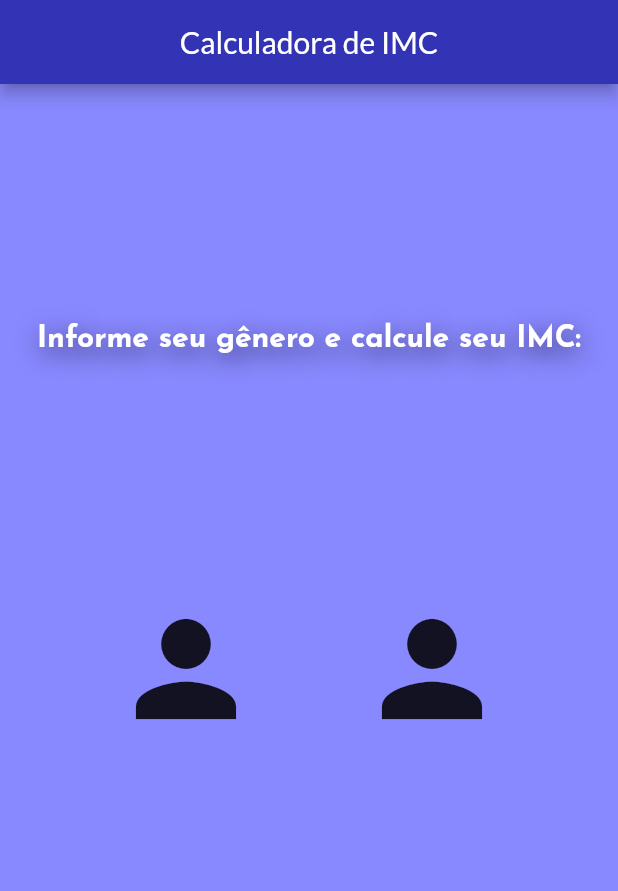
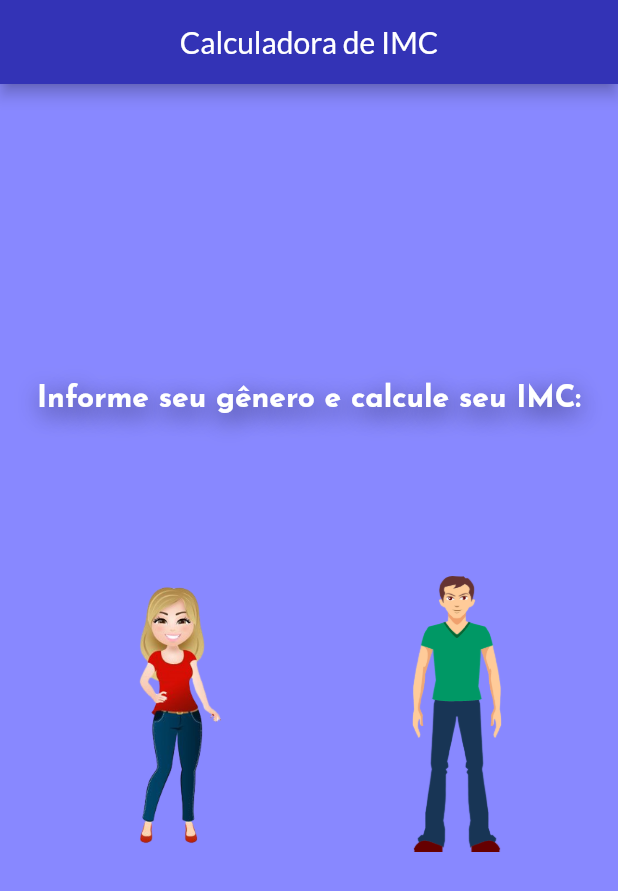
Before and after one commit to MarcusVNT/bmi, a Flutter app: the screen it shows after launch, on a phone screen of 412 x 824 dp. Shown: the top 891 px of the screen. Run offline on Flutter 3.47's test engine with Material 2 defaults, Android fonts, the phone set to English and light mode, and no system bars; our stand-ins replace google_fonts.

Commit message:
Enter Page Finished

```diff
--- a/lib/pages/enter_page.dart
+++ b/lib/pages/enter_page.dart
@@ -1,3 +1,4 @@
+import 'package:bmi/shared/widgets/app_images.dart';
 import 'package:flutter/material.dart';
 import 'package:google_fonts/google_fonts.dart';
 
@@ -29,7 +30,7 @@ class _EnterPageState extends State<EnterPage> {
                 ),
                 child: Column(children: [
                   const SizedBox(
-                    height: 160,
+                    height: 200,
                   ),
                   Column(
                     mainAxisAlignment: MainAxisAlignment.center,
@@ -51,22 +52,36 @@ class _EnterPageState extends State<EnterPage> {
                         ),
                       ),
                       const SizedBox(
-                        height: 160,
+                        height: 80,
                       ),
-                      const Row(
-                        mainAxisAlignment: MainAxisAlignment.center,
+                      Row(
+                        // mainAxisAlignment: MainAxisAlignment.center,
                         children: [
-                          Icon(
-                            Icons.person,
-                            size: 100,
+                          GestureDetector(
+                            onTap: () {
+                              Navigator.push(
+                                  context,
+                                  MaterialPageRoute(
+                                    builder: (context) => const EnterPage(),
+                                  ));
+                            },
+                            child: Image.asset(
+                              AppImages.mulher,
+                              height: 240,
+                            ),
                           ),
-                          SizedBox(
-                            width: 64,
-                          ),
-                          Icon(
-                            Icons.person,
-                            size: 100,
-                          ),
+                          // const SizedBox(
+                          //   width: 64,
+                          // ),
+                          GestureDetector(
+                              onTap: () {
+                                Navigator.push(
+                                    context,
+                                    MaterialPageRoute(
+                                      builder: (context) => const EnterPage(),
+                                    ));
+                              },
+                              child: Image.asset(AppImages.homem, height: 184)),
                         ],
                       )
                     ],
--- /dev/null
+++ b/lib/shared/widgets/app_images.dart
@@ -0,0 +1,4 @@
+class AppImages {
+  static String get mulher => "lib/images/mulher.png";
+  static String get homem => "lib/images/homem.png";
+}
--- a/pubspec.yaml
+++ b/pubspec.yaml
@@ -58,9 +58,9 @@ flutter:
   uses-material-design: true
 
   # To add assets to your application, add an assets section, like this:
-  # assets:
-  #   - images/a_dot_burr.jpeg
-  #   - images/a_dot_ham.jpeg
+  assets:
+    - lib/images/homem.png
+    - lib/images/mulher.png
 
   # An image asset can refer to one or more resolution-specific "variants", see
   # https://flutter.dev/assets-and-images/#resolution-aware
```
Also changed, not shown: lib/images/homem.png (added), lib/images/mulher.png (added).
